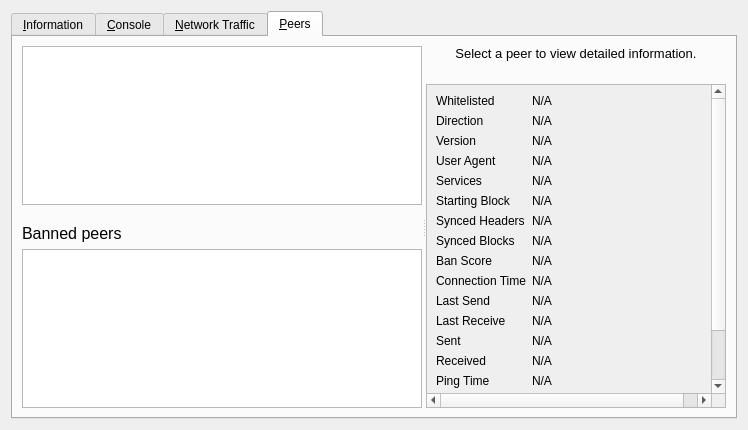
Before: the Qt Designer form src/qt/forms/debugwindow.ui in bitcoincore-dev/bitcoin-2001-863168-294116-d812cf1189, drawn with Qt 5.
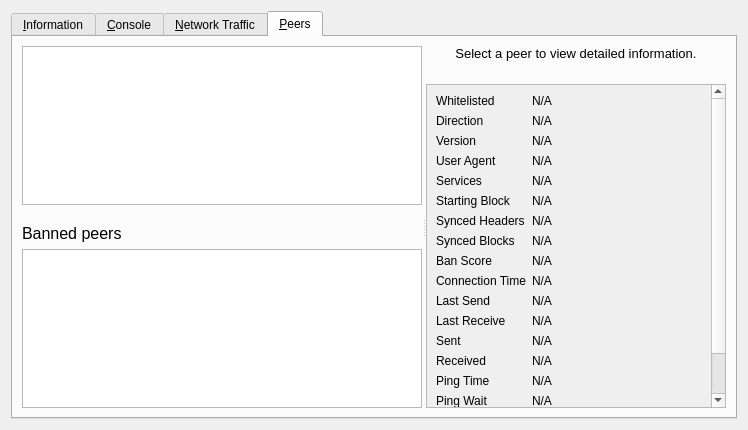
After: the same form once the commit is applied. The open tabs and pages were chosen to show the change. Icons and pictures are not drawn. Custom widgets are drawn as their Qt base class.

Commit message:
qt: Do not truncate node flag strings in debugwindow.ui peers details tab.
Not all possible node flags are visible in details of peers tab since v18.2.
qt will now autoadapt the slider to the full string size.

Github-Pull: gui#6
Rebased-From: 0ac09c9793cd6d25ef6df14d74fb960529e1b4e3

Diff of the .ui file:
```diff
--- a/src/qt/forms/debugwindow.ui
+++ b/src/qt/forms/debugwindow.ui
@@ -1056,12 +1056,6 @@
                 <height>426</height>
                </rect>
               </property>
-              <property name="minimumSize">
-               <size>
-                <width>300</width>
-                <height>0</height>
-               </size>
-              </property>
               <layout class="QGridLayout" name="gridLayout_2" columnstretch="0,1">
                <item row="0" column="0">
                 <widget class="QLabel" name="label_30">
```
